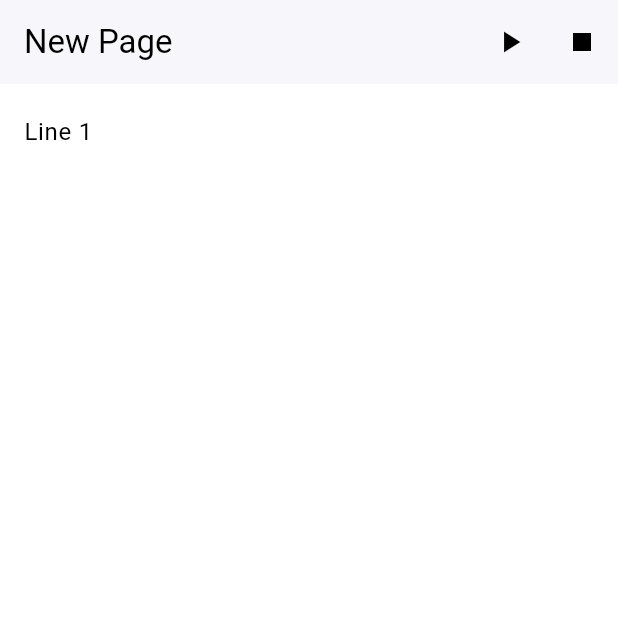
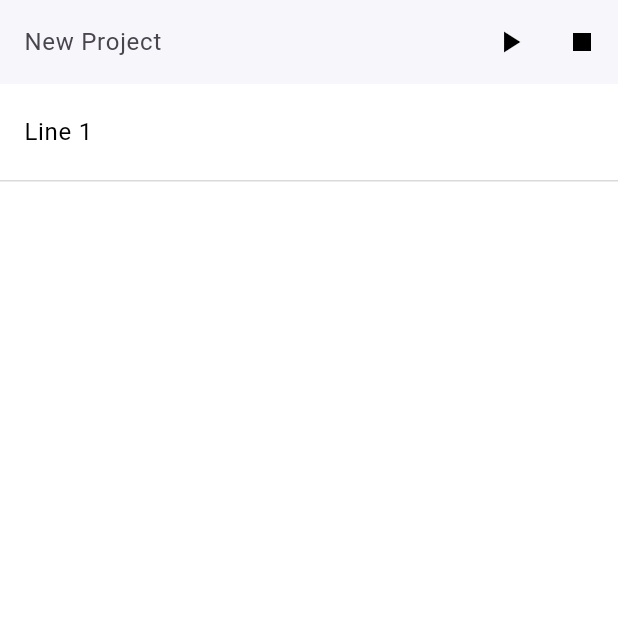
Before and after one commit to smoofishy/coding, a Flutter app: the NewPage screen opened directly, on a phone screen of 412 x 824 dp, the top half of it. Run offline on Flutter 3.47's test engine with Material 3 defaults, Android fonts, the phone set to English and light mode, and no system bars.

Commit message:
Added line dividers, added project name renaming

```diff
--- a/flutter_application_1/lib/pages/new_page.dart
+++ b/flutter_application_1/lib/pages/new_page.dart
@@ -125,7 +125,9 @@ class _NewPageState extends State<NewPage> {
   //Builds line and defines line style
   //TODO: add horizontal divider inbetween each line
   Widget _buildLine(int index) {
-    return GestureDetector(
+    return Column(
+      children: [
+        GestureDetector(
           onTap: () => setState(() => selectedLine = index),
           onDoubleTap: () => _showPopup(index),
           child: Container(
@@ -142,6 +144,13 @@ class _NewPageState extends State<NewPage> {
               onTap: () => setState(() => selectedLine = index),
             ),
           ),
+        ),
+        const Divider(
+          height: 1,
+          thickness: 1,
+          color: Color.fromARGB(255, 217, 217, 217),
+        ),
+      ],
     );
   }
 
@@ -164,7 +173,12 @@ class _NewPageState extends State<NewPage> {
           foregroundColor: Colors.black,
           elevation: 1,
           automaticallyImplyLeading: false,
-          title: Text('New Page'),
+          title: TextField(
+            decoration: InputDecoration(
+              hintText: 'New Project',
+              border: InputBorder.none,
+            ),
+          ),
           actions: [
             IconButton(icon: Icon(Icons.play_arrow), onPressed: () {}),
             IconButton(icon: Icon(Icons.stop), onPressed: () {}),
```
Lines whose indentation alone changed are shown as unchanged.
